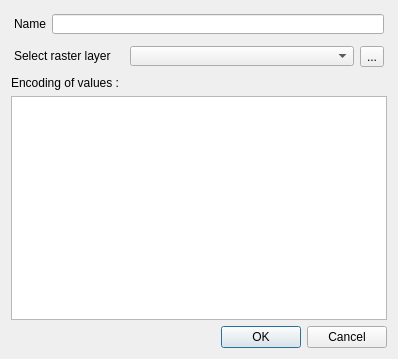
The window that ui/raster_data_dialog.ui (MathieuChailloux/MitiConnect) describes before a commit, drawn with Qt 5.
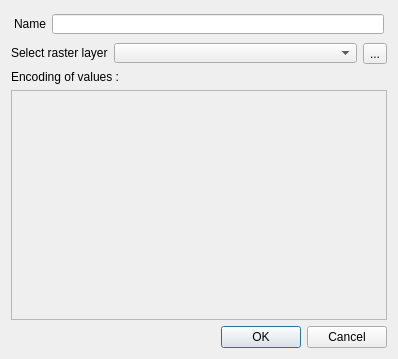
The same window after the commit. Custom widgets are drawn as their Qt base class.

```diff
--- a/ui/raster_data_dialog.ui
+++ b/ui/raster_data_dialog.ui
@@ -15,7 +15,11 @@
   </property>
   <layout class="QGridLayout" name="gridLayout">
    <item row="3" column="0">
-    <widget class="QTableView" name="rasterDataDialogView"/>
+    <widget class="QTableView" name="rasterDataDialogView">
+     <property name="enabled">
+      <bool>false</bool>
+     </property>
+    </widget>
    </item>
    <item row="1" column="0">
     <widget class="QFrame" name="frame">
@@ -25,30 +29,30 @@
      <property name="frameShadow">
       <enum>QFrame::Raised</enum>
      </property>
-     <layout class="QGridLayout" name="gridLayout_2">
+     <layout class="QHBoxLayout" name="horizontalLayout_2">
       <property name="leftMargin">
-       <number>3</number>
+       <number>0</number>
       </property>
       <property name="topMargin">
-       <number>3</number>
+       <number>0</number>
       </property>
       <property name="rightMargin">
-       <number>3</number>
+       <number>0</number>
       </property>
       <property name="bottomMargin">
-       <number>3</number>
+       <number>0</number>
       </property>
-      <item row="0" column="0">
+      <item>
        <widget class="QLabel" name="fileLabel">
         <property name="minimumSize">
          <size>
-          <width>110</width>
+          <width>0</width>
           <height>16</height>
          </size>
         </property>
         <property name="maximumSize">
          <size>
-          <width>100</width>
+          <width>16777215</width>
           <height>20</height>
          </size>
         </property>
@@ -57,8 +61,14 @@
         </property>
        </widget>
       </item>
-      <item row="0" column="1">
+      <item>
        <widget class="QgsMapLayerComboBox" name="rasterDataLayerCombo">
+        <property name="sizePolicy">
+         <sizepolicy hsizetype="Expanding" vsizetype="Fixed">
+          <horstretch>0</horstretch>
+          <verstretch>0</verstretch>
+         </sizepolicy>
+        </property>
         <property name="minimumSize">
          <size>
           <width>0</width>
@@ -73,7 +83,7 @@
         </property>
        </widget>
       </item>
-      <item row="0" column="2">
+      <item>
        <widget class="QToolButton" name="rasterDataLayerOpen">
         <property name="text">
          <string>...</string>
```
Left out of the diff: 9 changed lines with no effect on the pictures.
